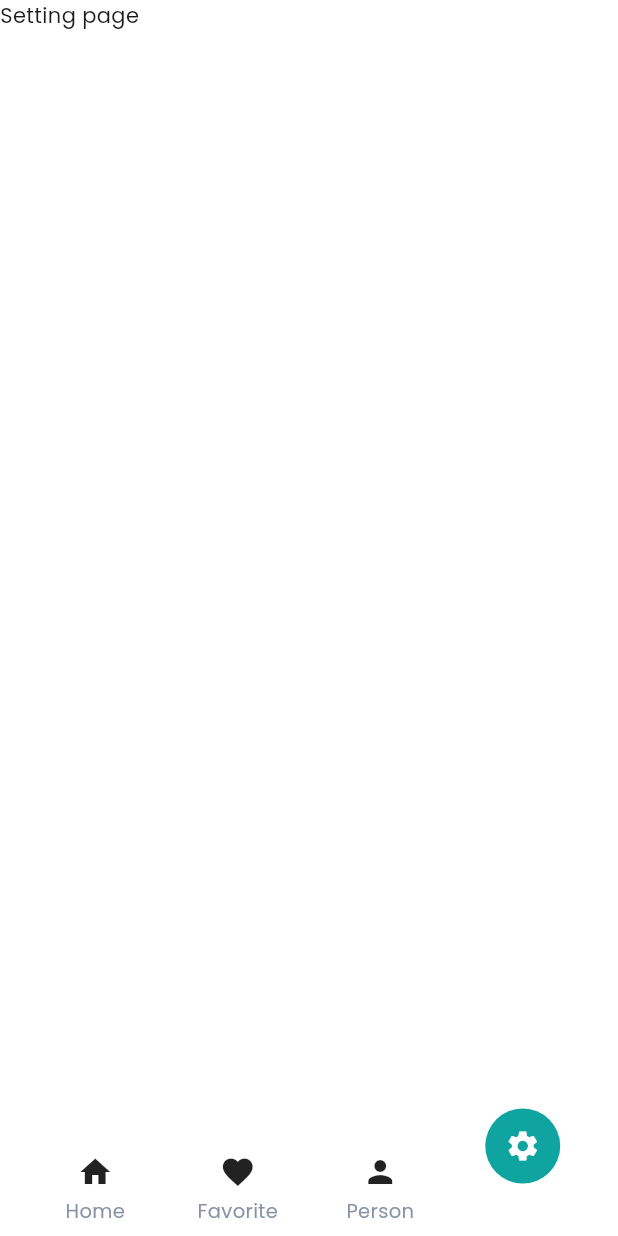
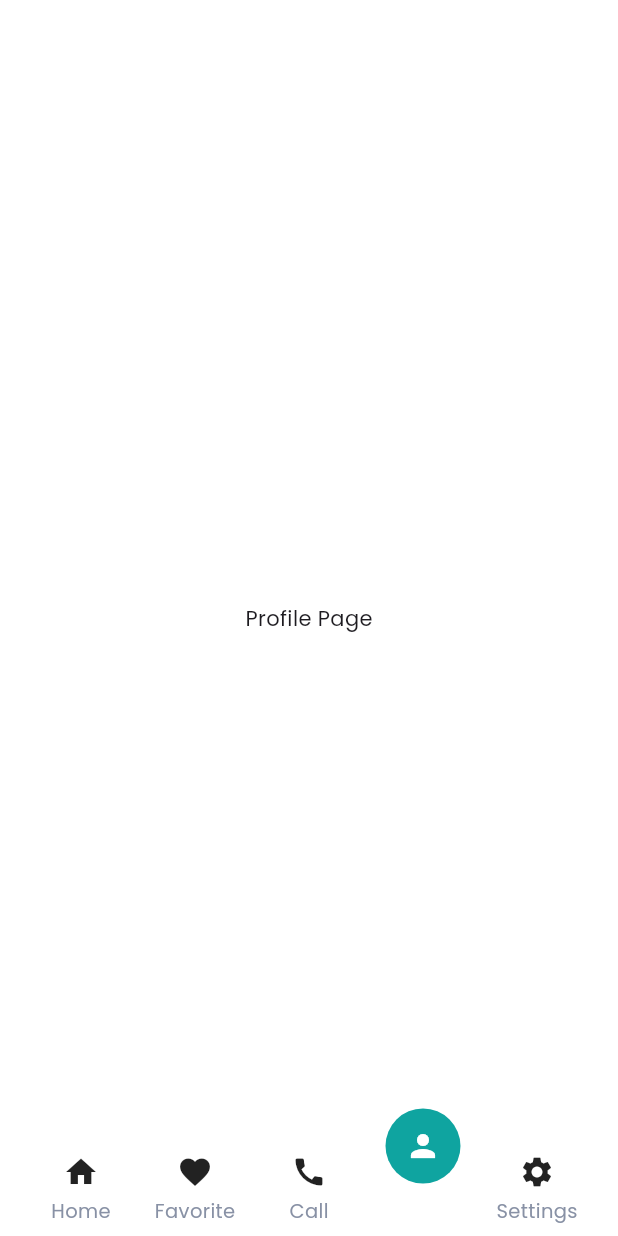
Before and after one commit to sedrabarakat/Patients-Medical-App, a Flutter app: the BottomNavigationScreen screen opened by its route, item 4 of the bottom bar chosen, on a phone screen of 412 x 824 dp. Run offline on Flutter 3.47's test engine with Material 3 defaults, Android fonts, the phone set to English and light mode, and no system bars; drawn by our look-alikes of animated_notch_bottom_bar; our stand-ins replace assets_audio_player, bloc, dio, equatable, flutter_bloc, flutter_otp_text_field and 8 more; missing offline and left inert: agora_rtc_engine, agora_uikit, pusher_client_fixed.

Commit message:
added video to bottom navigation bar

```diff
--- a/lib/src/features/bottom_navigation_screen/bottom_navigation_screen.dart
+++ b/lib/src/features/bottom_navigation_screen/bottom_navigation_screen.dart
@@ -7,6 +7,7 @@ import 'package:patient_app/src/features/favoriate/presentation/pages/favorite_p
 import 'package:patient_app/src/features/home/presentation/pages/home_screen_content.dart';
 import 'package:patient_app/src/features/patient_profile/presentation/pages/patient_profile_page.dart';
 import 'package:patient_app/src/features/setting/presentation/pages/setting_page.dart';
+import 'package:patient_app/src/features/video_call/presentation/screens/video_call.dart';
 
 class BottomNavigationScreen extends StatefulWidget {
   const BottomNavigationScreen({super.key});
@@ -22,6 +23,7 @@ class _BottomNavigationScreenState extends State<BottomNavigationScreen> {
   final List<Widget> bottomBarPages = [
     const HomeContent(),
     const FavoritePage(),
+    const VideoCall(),
     const PatientProfilePage(),
     const SettingPage(),
   ];
@@ -71,12 +73,20 @@ class _BottomNavigationScreenState extends State<BottomNavigationScreen> {
             itemLabel: 'Favorite',
           ),
           BottomBarItem(
+            inActiveItem: Icon(Icons.call),
+            activeItem: Icon(
+              Icons.call,
+              color: ColorsHelper.white,
+            ),
+            itemLabel: "Call",
+          ),
+          BottomBarItem(
             inActiveItem: Icon(Icons.person),
             activeItem: Icon(
               Icons.person,
               color: ColorsHelper.white,
             ),
-            itemLabel: 'Person',
+            itemLabel: 'Profile',
           ),
           BottomBarItem(
             inActiveItem: Icon(Icons.settings),
--- a/lib/src/features/patient_profile/presentation/pages/patient_profile_page.dart
+++ b/lib/src/features/patient_profile/presentation/pages/patient_profile_page.dart
@@ -1,4 +1,3 @@
-
 import 'package:flutter/material.dart';
 
 class PatientProfilePage extends StatelessWidget {
@@ -6,6 +5,12 @@ class PatientProfilePage extends StatelessWidget {
 
   @override
   Widget build(BuildContext context) {
-    return const Text('My profile');
+    return const Scaffold(
+      body: SizedBox(
+        width: double.infinity,
+        height: double.infinity,
+        child: Center(child: Text("Profile Page")),
+      ),
+    );
   }
 }
--- a/lib/src/features/setting/presentation/pages/setting_page.dart
+++ b/lib/src/features/setting/presentation/pages/setting_page.dart
@@ -1,10 +1,21 @@
 import 'package:flutter/cupertino.dart';
+import 'package:flutter/material.dart';
 
 class SettingPage extends StatelessWidget {
   const SettingPage({super.key});
 
   @override
   Widget build(BuildContext context) {
-    return const Text('Setting page');
+    return const Scaffold(
+      body: SizedBox(
+        width: double.infinity,
+        height: double.infinity,
+        child: Center(
+          child: Text(
+            "Settings Page",
+          ),
+        ),
+      ),
+    );
   }
 }
--- a/lib/src/features/video_call/presentation/screens/video_call.dart
+++ b/lib/src/features/video_call/presentation/screens/video_call.dart
@@ -8,7 +8,7 @@ import '../widget/buttons_bar.dart';
 import '../widget/remote_video_widgets.dart';
 
 class VideoCall extends StatelessWidget {
-  const VideoCall({super.key});
+  const     VideoCall({super.key});
 
   @override
   Widget build(BuildContext context) {
```
Also changed, not shown: lib/src/features/favoriate/presentation/pages/favorite_page.dart (+8 -2 lines).
